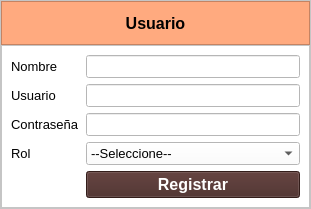
The window that gui/usuario/nuevo_usuario.ui (ayenaccarato/Marcanac) describes before a commit, drawn with Qt 5.
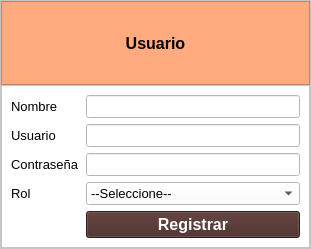
The same window after the commit. Icons and pictures are not drawn.

Diff of the .ui file:
```diff
--- a/gui/usuario/nuevo_usuario.ui
+++ b/gui/usuario/nuevo_usuario.ui
@@ -7,7 +7,7 @@
     <x>0</x>
     <y>0</y>
     <width>311</width>
-    <height>209</height>
+    <height>249</height>
    </rect>
   </property>
   <property name="windowTitle">
```
Left out of the diff: 4 changed lines with no effect on the pictures.
